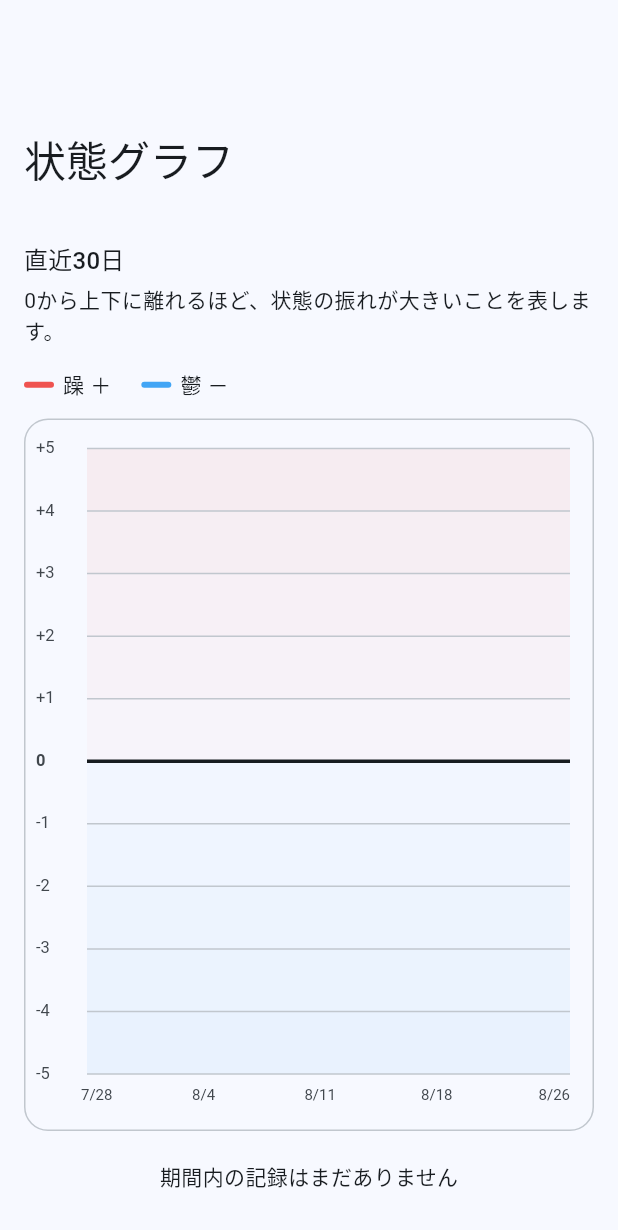
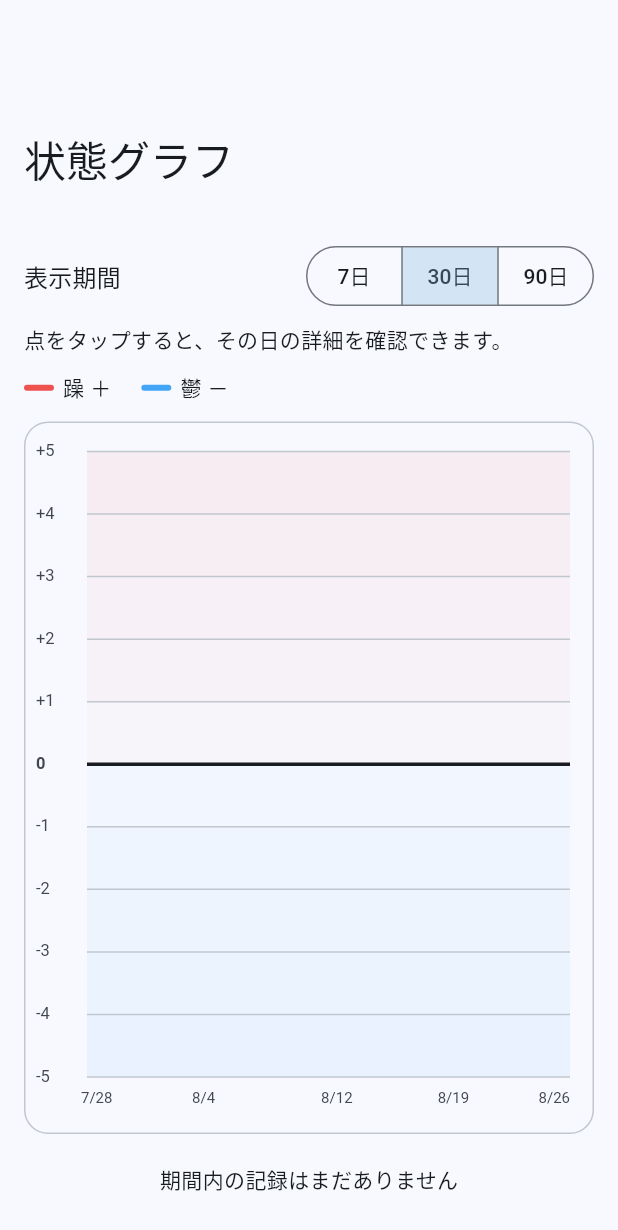
Before and after one commit to rakima/mood_wave_tracker, a Flutter app: the ChartScreen widget shown alone on an empty page, opened directly with empty values, on a phone screen of 412 x 824 dp. Shown: the top 1230 px of the screen. Run offline on Flutter 3.47's test engine with Material 3 defaults, Android fonts, the light colour scheme and no system bars; our stand-ins replace flutter_local_notifications, flutter_timezone, shared_preferences, sqflite, timezone; accounts and stored records are empty.

Commit message:
add: グラフ期間選択と日別詳細を追加

```diff
--- a/lib/screens/chart_screen.dart
+++ b/lib/screens/chart_screen.dart
@@ -6,44 +6,61 @@ import '../domain/mood_record.dart';
 import '../l10n/app_strings.dart';
 import '../settings/app_settings.dart';
 
-class ChartScreen extends StatelessWidget {
+class ChartScreen extends StatefulWidget {
   const ChartScreen({required this.store, required this.language, super.key});
-
   final MoodRecordStore store;
   final AppLanguage language;
+  @override
+  State<ChartScreen> createState() => _ChartScreenState();
+}
 
+class _ChartScreenState extends State<ChartScreen> {
+  int _days = 30;
   @override
   Widget build(BuildContext context) {
-    final strings = AppStrings(language);
+    final s = AppStrings(widget.language);
     final today = MoodRecord.dateOnly(DateTime.now());
-    final from = today.subtract(const Duration(days: 29));
+    final from = today.subtract(Duration(days: _days - 1));
     return FutureBuilder<List<MoodRecord>>(
-      future: store.findBetween(from, today),
+      future: widget.store.findBetween(from, today),
       builder: (context, snapshot) {
         if (!snapshot.hasData) {
           return const Center(child: CircularProgressIndicator());
         }
-        final points = snapshot.data!.map(toChartPoint).toList();
-        return CustomScrollView(
-          slivers: [
-            SliverAppBar.large(title: Text(strings.t('状態グラフ', 'Mood chart'))),
+        final records = snapshot.data!;
+        final points = records.map(toChartPoint).toList();
+        return CustomScrollView(slivers: [
+          SliverAppBar.large(title: Text(s.t('状態グラフ', 'Mood chart'))),
           SliverPadding(
               padding: const EdgeInsets.fromLTRB(16, 8, 16, 24),
               sliver: SliverList.list(children: [
-                Text(strings.t('直近30日', 'Last 30 days'),
-                    style: Theme.of(context).textTheme.titleMedium),
-                const SizedBox(height: 4),
-                Text(strings.t('0から上下に離れるほど、状態の振れが大きいことを表します。',
-                    'Distance from 0 shows the size of the mood swing.')),
-                const SizedBox(height: 16),
+                Row(children: [
+                  Expanded(
+                      child: Text(s.t('表示期間', 'Period'),
+                          style: Theme.of(context).textTheme.titleMedium)),
+                  SegmentedButton<int>(
+                    showSelectedIcon: false,
+                    segments: const [
+                      ButtonSegment(value: 7, label: Text('7日')),
+                      ButtonSegment(value: 30, label: Text('30日')),
+                      ButtonSegment(value: 90, label: Text('90日')),
+                    ],
+                    selected: {_days},
+                    onSelectionChanged: (value) =>
+                        setState(() => _days = value.first),
+                  ),
+                ]),
+                const SizedBox(height: 8),
+                Text(s.t('点をタップすると、その日の詳細を確認できます。',
+                    'Tap a point to see that day’s details.')),
+                const SizedBox(height: 12),
                 Row(children: [
                   _Legend(
-                      color: Colors.red.shade400,
-                      label: strings.t('躁 ＋', 'Mania +')),
+                      color: Colors.red.shade400, label: s.t('躁 ＋', 'Mania +')),
                   const SizedBox(width: 20),
                   _Legend(
                       color: Colors.blue.shade400,
-                      label: strings.t('鬱 －', 'Depression −')),
+                      label: s.t('鬱 －', 'Depression −')),
                 ]),
                 const SizedBox(height: 12),
                 AspectRatio(
@@ -51,40 +68,94 @@ class ChartScreen extends StatelessWidget {
                     child: DecoratedBox(
                         decoration: BoxDecoration(
                             border: Border.all(
-                          color: Theme.of(context).colorScheme.outlineVariant),
-                      borderRadius: BorderRadius.circular(16),
-                    ),
+                                color: Theme.of(context)
+                                    .colorScheme
+                                    .outlineVariant),
+                            borderRadius: BorderRadius.circular(16)),
                         child: Padding(
                           padding: const EdgeInsets.all(8),
+                          child: LayoutBuilder(
+                              builder: (context, constraints) =>
+                                  GestureDetector(
+                                      behavior: HitTestBehavior.opaque,
+                                      onTapUp: (details) => _showNearest(
+                                          context,
+                                          records,
+                                          details.localPosition,
+                                          constraints.biggest,
+                                          from,
+                                          s),
                                       child: CustomPaint(
                                           painter: MoodChartPainter(
                                               points: points,
                                               from: from,
+                                              dayCount: _days,
                                               maniaColor: Colors.red.shade400,
-                          depressionColor: Colors.blue.shade400,
-                          lineColor:
-                              Theme.of(context).colorScheme.outlineVariant,
-                          zeroColor: Theme.of(context).colorScheme.onSurface,
-                          textColor:
-                              Theme.of(context).colorScheme.onSurfaceVariant,
-                        ),
-                      ),
-                    ),
-                  ),
-                ),
+                                              depressionColor:
+                                                  Colors.blue.shade400,
+                                              lineColor: Theme.of(context)
+                                                  .colorScheme
+                                                  .outlineVariant,
+                                              zeroColor: Theme.of(context)
+                                                  .colorScheme
+                                                  .onSurface,
+                                              textColor: Theme.of(context)
+                                                  .colorScheme
+                                                  .onSurfaceVariant)))),
+                        ))),
                 if (points.isEmpty)
                   Padding(
                       padding: const EdgeInsets.only(top: 20),
                       child: Center(
-                        child: Text(strings.t(
-                            '期間内の記録はまだありません', 'No records in this period'))),
-                  ),
-              ]),
-            ),
-          ],
-        );
+                          child: Text(s.t(
+                              '期間内の記録はまだありません', 'No records in this period')))),
+              ])),
+        ]);
       },
     );
+  }
+
+  void _showNearest(BuildContext context, List<MoodRecord> records, Offset tap,
+      Size size, DateTime from, AppStrings s) {
+    if (records.isEmpty) return;
+    const left = 34.0, right = 8.0;
+    final plotWidth = size.width - left - right;
+    MoodRecord? nearest;
+    var nearestDistance = double.infinity;
+    for (final record in records) {
+      final day = record.date.difference(from).inDays;
+      final x = left + plotWidth * day / (_days - 1);
+      final distance = (tap.dx - x).abs();
+      if (distance < nearestDistance) {
+        nearest = record;
+        nearestDistance = distance;
+      }
+    }
+    if (nearest == null || nearestDistance > 24) return;
+    final record = nearest;
+    showModalBottomSheet<void>(
+        context: context,
+        showDragHandle: true,
+        builder: (context) => Padding(
+              padding: const EdgeInsets.fromLTRB(24, 8, 24, 28),
+              child: Column(
+                  mainAxisSize: MainAxisSize.min,
+                  crossAxisAlignment: CrossAxisAlignment.start,
+                  children: [
+                    Text(
+                        '${record.date.year}/${record.date.month}/${record.date.day}',
+                        style: Theme.of(context).textTheme.titleLarge),
+                    const SizedBox(height: 12),
+                    Text(
+                        '${s.t('躁', 'Mania')} +${record.maniaLevel}　${s.t('鬱', 'Depression')} -${record.depressionLevel}'),
+                    Text(
+                        '${s.t('睡眠', 'Sleep')} ${record.sleepHours}h　${s.t('服薬', 'Medication')} ${record.tookMedication ? '○' : '×'}'),
+                    if (record.memo.isNotEmpty)
+                      Padding(
+                          padding: const EdgeInsets.only(top: 8),
+                          child: Text(record.memo)),
+                  ]),
+            ));
   }
 }
 
@@ -92,7 +163,6 @@ class _Legend extends StatelessWidget {
   const _Legend({required this.color, required this.label});
   final Color color;
   final String label;
-
   @override
   Widget build(BuildContext context) => Row(children: [
         Container(
@@ -101,49 +171,42 @@ class _Legend extends StatelessWidget {
             decoration: BoxDecoration(
                 color: color, borderRadius: BorderRadius.circular(2))),
         const SizedBox(width: 6),
-        Text(label),
+        Text(label)
       ]);
 }
 
 class MoodChartPainter extends CustomPainter {
-  MoodChartPainter({
-    required this.points,
+  MoodChartPainter(
+      {required this.points,
       required this.from,
+      required this.dayCount,
       required this.maniaColor,
       required this.depressionColor,
       required this.lineColor,
       required this.zeroColor,
-    required this.textColor,
-  });
-
+      required this.textColor});
   final List<MoodChartPoint> points;
   final DateTime from;
-  final Color maniaColor;
-  final Color depressionColor;
-  final Color lineColor;
-  final Color zeroColor;
-  final Color textColor;
+  final int dayCount;
+  final Color maniaColor, depressionColor, lineColor, zeroColor, textColor;
 
   @override
   void paint(Canvas canvas, Size size) {
-    const left = 34.0;
-    const right = 8.0;
-    const top = 12.0;
-    const bottom = 30.0;
-    final width = size.width - left - right;
-    final height = size.height - top - bottom;
+    const left = 34.0, right = 8.0, top = 12.0, bottom = 30.0;
+    final width = size.width - left - right,
+        height = size.height - top - bottom;
     final bandHeight = height / 10;
-
     for (var distance = 1; distance <= 5; distance++) {
       final alpha = 0.018 + distance * 0.012;
-      final positiveTop = top + (5 - distance) * bandHeight;
-      final negativeTop = top + (4 + distance) * bandHeight;
-      canvas.drawRect(Rect.fromLTWH(left, positiveTop, width, bandHeight),
+      canvas.drawRect(
+          Rect.fromLTWH(
+              left, top + (5 - distance) * bandHeight, width, bandHeight),
           Paint()..color = maniaColor.withValues(alpha: alpha));
-      canvas.drawRect(Rect.fromLTWH(left, negativeTop, width, bandHeight),
+      canvas.drawRect(
+          Rect.fromLTWH(
+              left, top + (4 + distance) * bandHeight, width, bandHeight),
           Paint()..color = depressionColor.withValues(alpha: alpha));
     }
-
     for (var value = -5; value <= 5; value++) {
       final y = _y(value, top, height);
       canvas.drawLine(
@@ -151,60 +214,41 @@ class MoodChartPainter extends CustomPainter {
           Offset(left + width, y),
           Paint()
             ..color = value == 0 ? zeroColor : lineColor
-          ..strokeWidth = value == 0 ? 2.2 : 1,
-      );
+            ..strokeWidth = value == 0 ? 2.2 : 1);
       _text(canvas, value > 0 ? '+$value' : '$value', Offset(0, y - 7));
     }
-
-    _drawSeries(canvas, points.where((point) => point.maniaValue > 0).toList(),
-        (point) => point.maniaValue, maniaColor, left, top, width, height);
-    _drawSeries(
-        canvas,
-        points.where((point) => point.depressionValue < 0).toList(),
-        (point) => point.depressionValue,
-        depressionColor,
-        left,
-        top,
-        width,
-        height);
-
-    for (final day in [0, 7, 14, 21, 29]) {
+    _series(canvas, points.where((p) => p.maniaValue > 0), (p) => p.maniaValue,
+        maniaColor, left, top, width, height);
+    _series(canvas, points.where((p) => p.depressionValue < 0),
+        (p) => p.depressionValue, depressionColor, left, top, width, height);
+    for (var index = 0; index < 5; index++) {
+      final day = ((dayCount - 1) * index / 4).round();
       final date = from.add(Duration(days: day));
-      final x = left + width * day / 29;
-      final label = '${date.month}/${date.day}';
-      final painter = TextPainter(
-        text: TextSpan(
-            text: label, style: TextStyle(color: textColor, fontSize: 10)),
-        textDirection: TextDirection.ltr,
-      )..layout();
-      painter.paint(
-          canvas,
-          Offset(
-              (x - painter.width / 2)
-                  .clamp(left - 4, left + width - painter.width),
-              top + height + 8));
+      final x = left + width * day / (dayCount - 1);
+      _centeredText(canvas, '${date.month}/${date.day}', x, top + height + 8,
+          left, left + width);
     }
   }
 
-  void _drawSeries(
+  void _series(
       Canvas canvas,
-      List<MoodChartPoint> series,
+      Iterable<MoodChartPoint> values,
       int Function(MoodChartPoint) valueOf,
       Color color,
       double left,
       double top,
       double width,
       double height) {
+    final series = values.toList();
     final path = Path();
-    for (var index = 0; index < series.length; index++) {
-      final point = series[index];
-      final day = MoodRecord.dateOnly(point.date).difference(from).inDays;
-      final offset =
-          Offset(left + width * day / 29, _y(valueOf(point), top, height));
-      if (index == 0) {
-        path.moveTo(offset.dx, offset.dy);
+    for (var i = 0; i < series.length; i++) {
+      final day = series[i].date.difference(from).inDays;
+      final point = Offset(left + width * day / (dayCount - 1),
+          _y(valueOf(series[i]), top, height));
+      if (i == 0) {
+        path.moveTo(point.dx, point.dy);
       } else {
-        path.lineTo(offset.dx, offset.dy);
+        path.lineTo(point.dx, point.dy);
       }
     }
     canvas.drawPath(
@@ -214,32 +258,44 @@ class MoodChartPainter extends CustomPainter {
           ..strokeWidth = 2.5
           ..style = PaintingStyle.stroke
           ..strokeCap = StrokeCap.round);
-    for (final point in series) {
-      final day = MoodRecord.dateOnly(point.date).difference(from).inDays;
+    for (final value in series) {
+      final day = value.date.difference(from).inDays;
       canvas.drawCircle(
-          Offset(left + width * day / 29, _y(valueOf(point), top, height)),
-          4,
+          Offset(left + width * day / (dayCount - 1),
+              _y(valueOf(value), top, height)),
+          5,
           Paint()..color = color);
     }
   }
 
   double _y(int value, double top, double height) =>
       top + (5 - value) * height / 10;
-
-  void _text(Canvas canvas, String text, Offset offset) {
-    final painter = TextPainter(
+  void _text(Canvas canvas, String value, Offset offset) {
+    final p = TextPainter(
         text: TextSpan(
-          text: text,
+            text: value,
             style: TextStyle(
                 color: textColor,
                 fontSize: 11,
-              fontWeight: text == '0' ? FontWeight.bold : null)),
-      textDirection: TextDirection.ltr,
-    )..layout();
-    painter.paint(canvas, offset);
+                fontWeight: value == '0' ? FontWeight.bold : null)),
+        textDirection: TextDirection.ltr)
+      ..layout();
+    p.paint(canvas, offset);
+  }
+
+  void _centeredText(
+      Canvas canvas, String value, double x, double y, double min, double max) {
+    final p = TextPainter(
+        text: TextSpan(
+            text: value, style: TextStyle(color: textColor, fontSize: 10)),
+        textDirection: TextDirection.ltr)
+      ..layout();
+    p.paint(canvas, Offset((x - p.width / 2).clamp(min - 4, max - p.width), y));
   }
 
   @override
-  bool shouldRepaint(covariant MoodChartPainter oldDelegate) =>
-      oldDelegate.points != points || oldDelegate.textColor != textColor;
+  bool shouldRepaint(covariant MoodChartPainter old) =>
+      old.points != points ||
+      old.dayCount != dayCount ||
+      old.textColor != textColor;
 }
```
Lines whose indentation alone changed are shown as unchanged.
